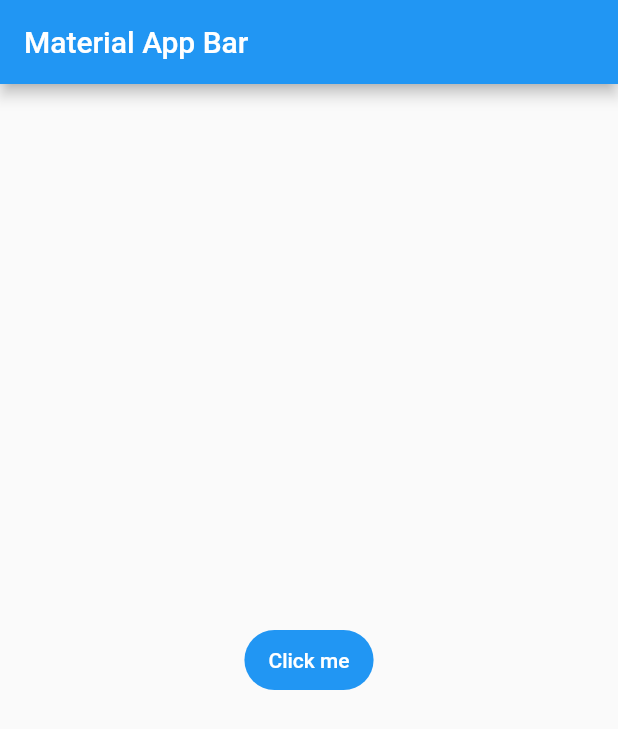
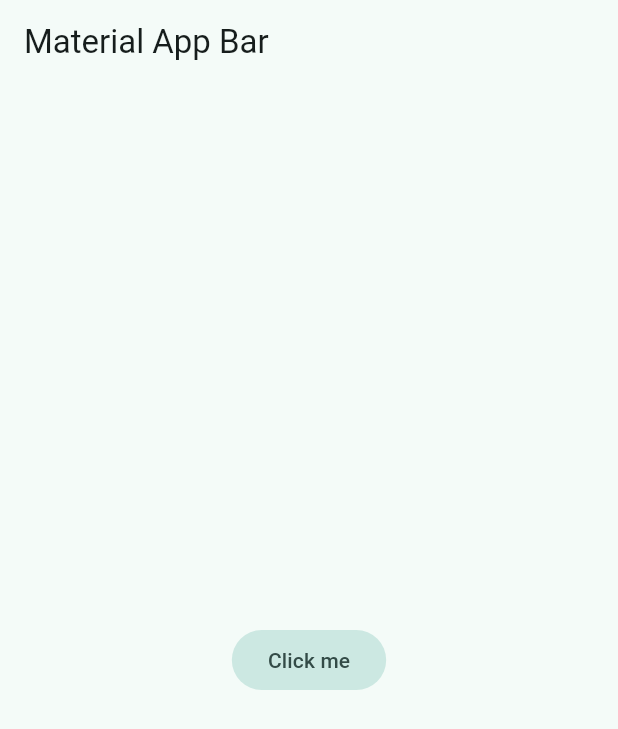
Before and after one commit to DiegoHCH/Yer-or-No, a Flutter app: the screen it shows after launch, on a phone screen of 412 x 824 dp. Shown: the top 729 px of the screen. Run offline on Flutter 3.47's test engine with Material 2 defaults, Android fonts, the phone set to English and light mode, and no system bars.

Commit message:
Add Custom Theme and Material 3

```diff
--- /dev/null
+++ b/lib/config/theme/app_theme.dart
@@ -0,0 +1,28 @@
+import 'package:flutter/material.dart';
+
+const Color _customColor = Color(0xFF5C11D4);
+const List<Color> _colorThemes = [
+  _customColor,
+  Colors.blue,
+  Colors.red,
+  Colors.green,
+  Colors.orange,
+  Colors.pink,
+  Colors.cyan,
+  Colors.yellow,
+  Colors.teal,
+  Colors.lime,
+];
+
+class AppTheme {
+  final int selectedColor;
+
+  AppTheme({this.selectedColor = 0})
+      : assert(selectedColor >= 0 && selectedColor <= _colorThemes.length - 1,
+            'Colors must be between 0 and ${_colorThemes.length}');
+
+  ThemeData theme() {
+    return ThemeData(
+        useMaterial3: true, colorSchemeSeed: _colorThemes[selectedColor]);
+  }
+}
--- a/lib/main.dart
+++ b/lib/main.dart
@@ -1,4 +1,5 @@
 import 'package:flutter/material.dart';
+import 'package:yes_no_app/config/theme/app_theme.dart';
 
 void main() {
    runApp(const MyApp());
@@ -12,6 +13,7 @@ class MyApp extends StatelessWidget {
     return MaterialApp(
       title: 'Yes No App',
       debugShowCheckedModeBanner: false,
+      theme: AppTheme(selectedColor: 8).theme(),
       home: Scaffold(
         appBar: AppBar(
           title: const Text('Material App Bar'),
```
